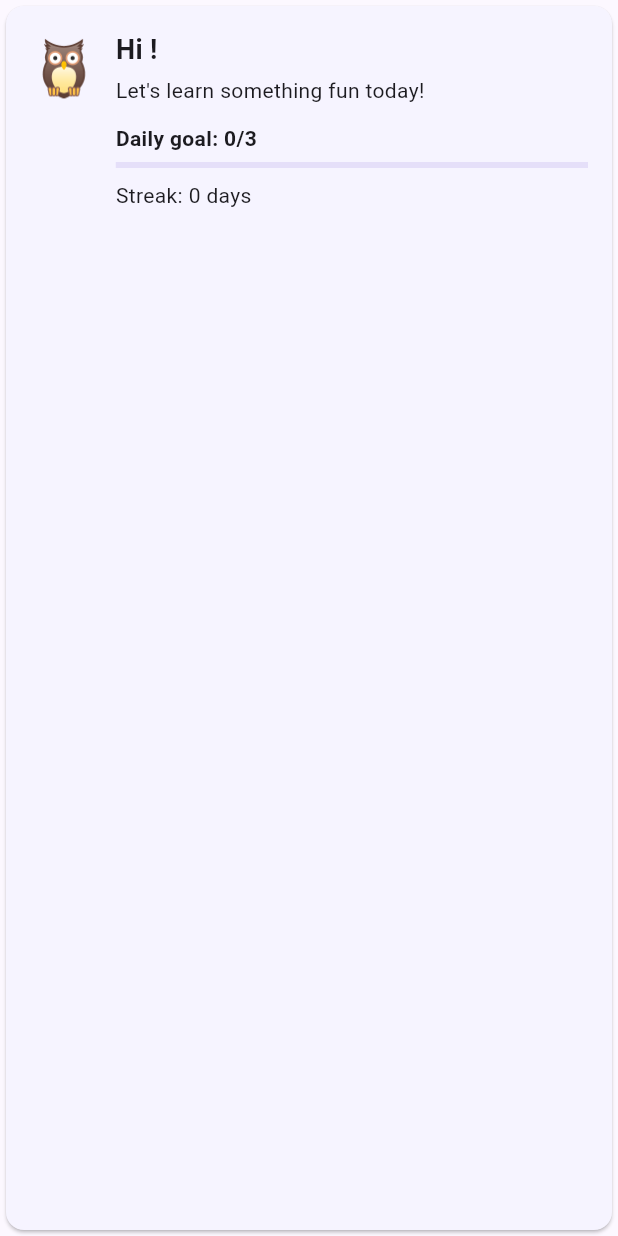
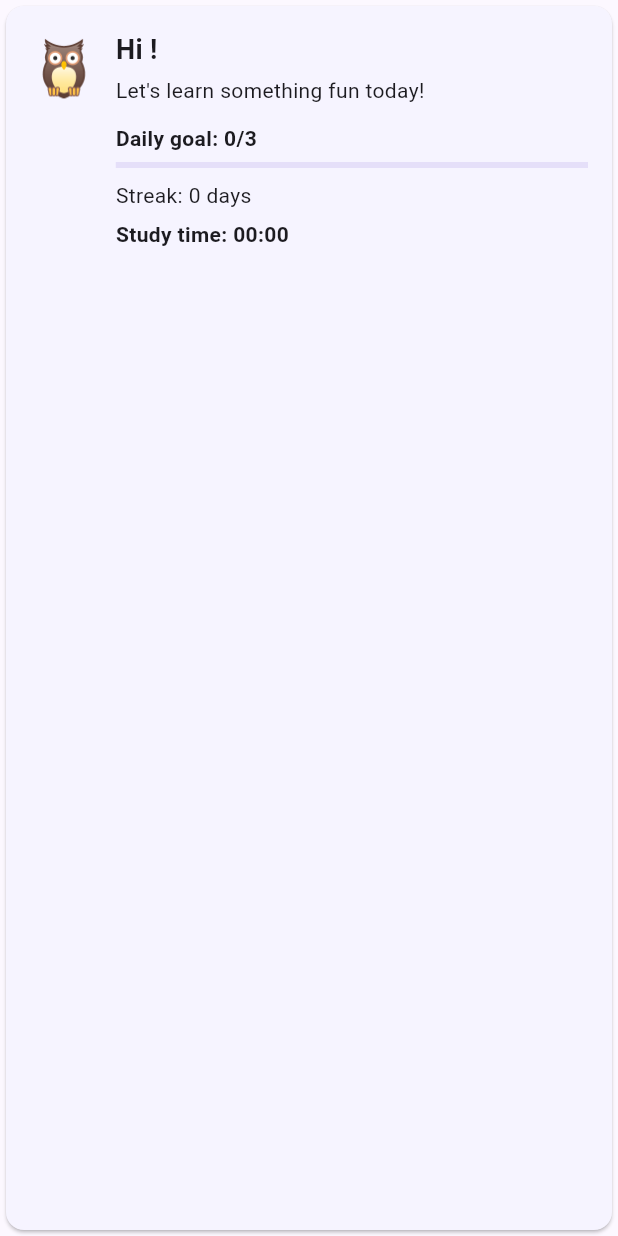
Before and after one commit to tcteh86/GoGoHannah, a Flutter app: the MascotHeader widget shown alone on an empty page, opened directly with empty values, on a phone screen of 412 x 824 dp. Run offline on Flutter 3.47's test engine with Material 3 defaults, Android fonts, the phone set to English and light mode, and no system bars; missing offline and left inert: dart:html, record.

Commit message:
Add study time tracking in session
Co-authored-by: tcteh86 <tcteh86@gmail.com>

```diff
--- a/frontend/lib/src/models/session_state.dart
+++ b/frontend/lib/src/models/session_state.dart
@@ -1,3 +1,5 @@
+import 'dart:async';
+
 import 'package:flutter/foundation.dart';
 
 class SessionState extends ChangeNotifier {
@@ -8,8 +10,24 @@ class SessionState extends ChangeNotifier {
   String mascotMessage = "Let's learn something fun today!";
   String mascotEmoji = '🦉';
   bool lastCorrect = false;
+  final Stopwatch _stopwatch = Stopwatch();
+  Timer? _elapsedTimer;
+  int _elapsedSeconds = 0;
 
-  SessionState({this.dailyGoal = 3});
+  SessionState({this.dailyGoal = 3}) {
+    _stopwatch.start();
+    _elapsedTimer = Timer.periodic(const Duration(seconds: 1), (_) {
+      final next = _stopwatch.elapsed.inSeconds;
+      if (next != _elapsedSeconds) {
+        _elapsedSeconds = next;
+        notifyListeners();
+      }
+    });
+  }
+
+  int get elapsedSeconds => _elapsedSeconds;
+
+  String get elapsedLabel => _formatElapsed(_elapsedSeconds);
 
   void recordAnswer({required bool correct}) {
     lastCorrect = correct;
@@ -40,4 +58,22 @@ class SessionState extends ChangeNotifier {
     mascotMessage = "Let's learn something fun today!";
     notifyListeners();
   }
+
+  @override
+  void dispose() {
+    _elapsedTimer?.cancel();
+    _stopwatch.stop();
+    super.dispose();
+  }
+
+  String _formatElapsed(int seconds) {
+    final minutes = seconds ~/ 60;
+    final hours = minutes ~/ 60;
+    final remainingMinutes = minutes % 60;
+    final remainingSeconds = seconds % 60;
+    if (hours > 0) {
+      return '${hours.toString()}:${remainingMinutes.toString().padLeft(2, '0')}:${remainingSeconds.toString().padLeft(2, '0')}';
+    }
+    return '${remainingMinutes.toString().padLeft(2, '0')}:${remainingSeconds.toString().padLeft(2, '0')}';
+  }
 }
--- a/frontend/lib/src/screens/home_shell.dart
+++ b/frontend/lib/src/screens/home_shell.dart
@@ -24,6 +24,7 @@ class _HomeShellState extends State<HomeShell> {
   @override
   void dispose() {
     _nameController.dispose();
+    _sessionState?.dispose();
     super.dispose();
   }
 
@@ -34,6 +35,7 @@ class _HomeShellState extends State<HomeShell> {
     }
     setState(() {
       if (_childName != name || _sessionState == null) {
+        _sessionState?.dispose();
         _sessionState = SessionState();
       }
       _childName = name;
--- a/frontend/lib/src/widgets/mascot_header.dart
+++ b/frontend/lib/src/widgets/mascot_header.dart
@@ -61,6 +61,11 @@ class MascotHeader extends StatelessWidget {
                       Text(
                         'Streak: ${sessionState.streakCount} day${sessionState.streakCount == 1 ? '' : 's'}',
                       ),
+                      const SizedBox(height: 6),
+                      Text(
+                        'Study time: ${sessionState.elapsedLabel}',
+                        style: const TextStyle(fontWeight: FontWeight.w600),
+                      ),
                       if (sessionState.dailyGoalReached) ...[
                         const SizedBox(height: 6),
                         const Text(
```
